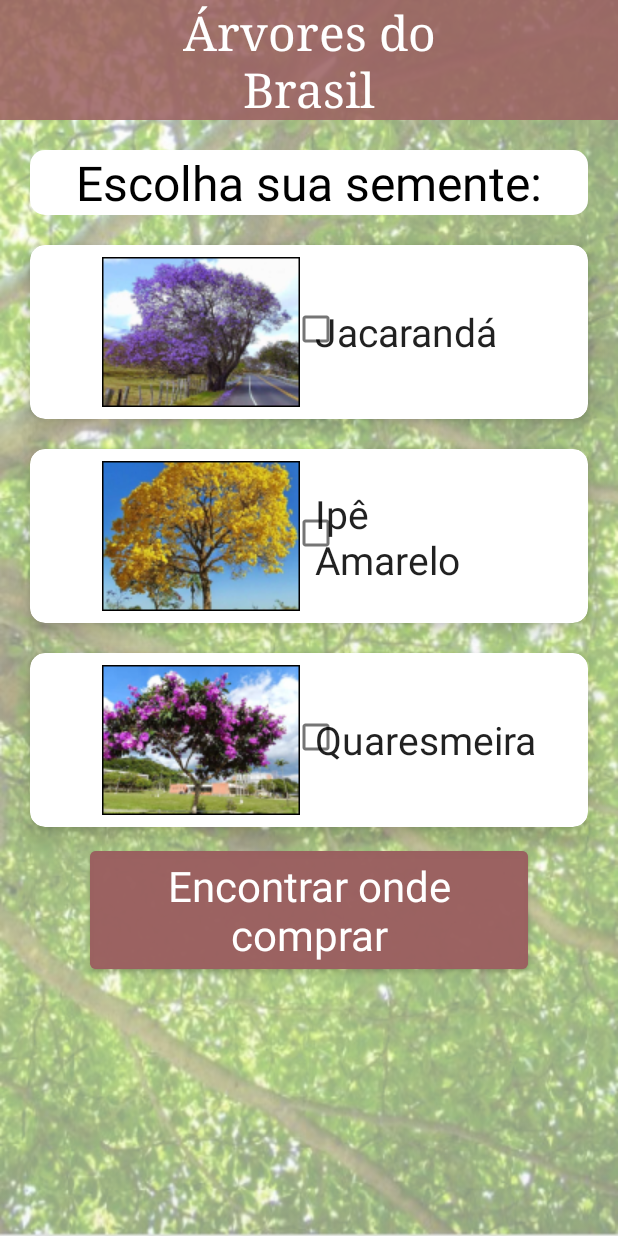
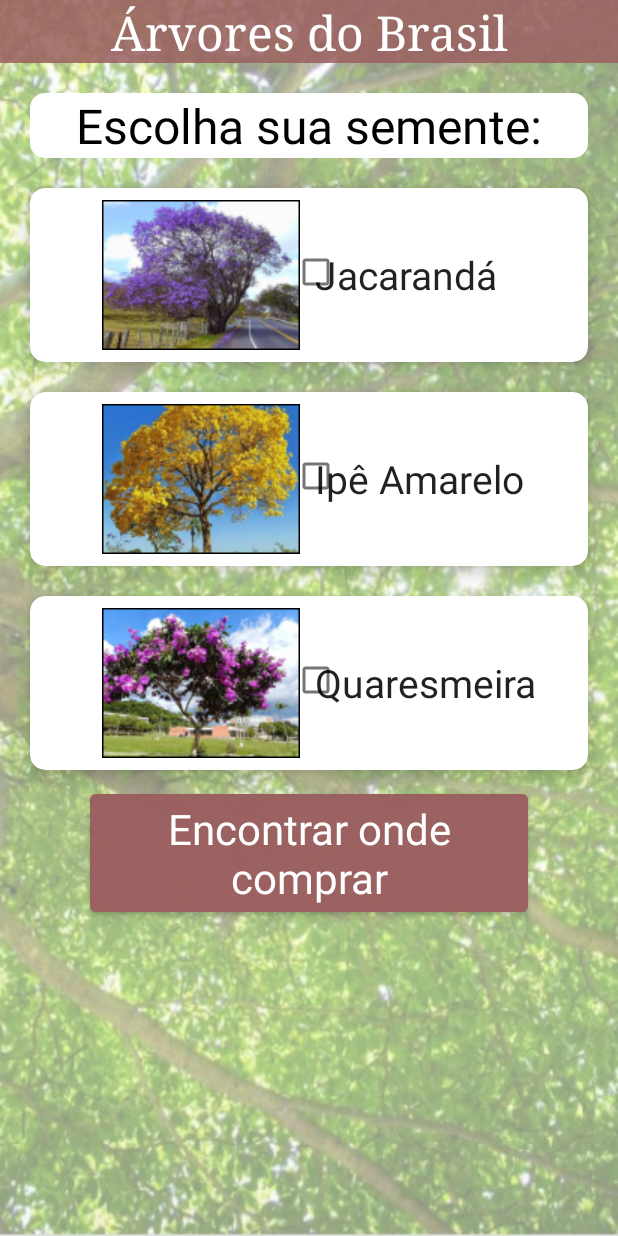
Before and after one commit to lucascoutinholc/AppPlanteUmaArvore, an Android app: the SegundaActivity screen opened directly, with no data from a screen before it, on a phone screen of 412 x 824 dp. Run offline under Robolectric (Android 15) with nearby library versions, the phone set to English and light mode, and no system bars.

Commit message:
Improve properties in second layout

```diff
--- a/app/src/main/res/layout/activity_segunda.xml
+++ b/app/src/main/res/layout/activity_segunda.xml
@@ -12,7 +12,7 @@
 
     <LinearLayout
         android:layout_width="match_parent"
-        android:layout_height="match_parent"
+        android:layout_height="wrap_content"
         android:orientation="vertical">
 
         <TextView
@@ -21,20 +21,20 @@
             android:background="@color/marrom"
             android:fontFamily="serif"
             android:gravity="center"
-            android:text="Árvores do\nBrasil"
+            android:text="@string/rvores_do_brasil"
             android:textAppearance="@style/TextAppearance.AppCompat.Large"
             android:textColor="@color/white"
-            android:textSize="32dp" />
+            android:textSize="32sp"/>
 
         <TextView
             android:layout_width="match_parent"
             android:layout_height="wrap_content"
             android:fontFamily="sans-serif"
             android:gravity="center"
-            android:text="Escolha sua semente:"
+            android:text="@string/escolha_sua_semente"
             android:textAppearance="@style/TextAppearance.AppCompat.Large"
             android:textColor="@color/black"
-            android:textSize="32dp"
+            android:textSize="32sp"
             android:background="@drawable/campos"
             android:layout_marginTop="20dp"
             android:layout_marginLeft="20dp"
@@ -55,22 +55,23 @@
                 android:layout_width="match_parent"
                 android:layout_height="wrap_content"
                 android:layout_marginTop="32dp"
-                android:layout_marginLeft="10dp"/>
+                android:layout_marginStart="10dp"/>
 
             <ImageView
                 android:layout_width="wrap_content"
                 android:layout_height="wrap_content"
                 android:src="@drawable/jacaranda"
-                android:layout_marginLeft="40dp"
-                android:padding="8dp"/>
+                android:layout_marginStart="40dp"
+                android:padding="8dp"
+                android:contentDescription="@string/rvore_1"/>
 
             <TextView
                 android:layout_width="match_parent"
                 android:layout_height="wrap_content"
-                android:text="Jacarandá"
-                android:textSize="26dp"
+                android:text="@string/jacarand"
+                android:textSize="26sp"
                 android:textAppearance="@style/TextAppearance.AppCompat.Large"
-                android:layout_marginLeft="190dp"
+                android:layout_marginStart="190dp"
                 android:layout_marginTop="40dp"/>
 
         </androidx.cardview.widget.CardView>
@@ -90,23 +91,24 @@
                 android:layout_width="match_parent"
                 android:layout_height="wrap_content"
                 android:layout_marginTop="32dp"
-                android:layout_marginLeft="10dp"/>
+                android:layout_marginStart="10dp"/>
 
             <ImageView
                 android:layout_width="wrap_content"
                 android:layout_height="wrap_content"
                 android:src="@drawable/ipe"
-                android:layout_marginLeft="40dp"
-                android:padding="8dp"/>
+                android:layout_marginStart="40dp"
+                android:padding="8dp"
+                android:contentDescription="@string/rvore_2" />
 
             <TextView
                 android:layout_width="wrap_content"
                 android:layout_height="wrap_content"
-                android:layout_marginLeft="190dp"
-                android:layout_marginTop="25dp"
-                android:text="Ipê\nAmarelo"
+                android:layout_marginStart="190dp"
+                android:layout_marginTop="40dp"
+                android:text="@string/ip_amarelo"
                 android:textAppearance="@style/TextAppearance.AppCompat.Large"
-                android:textSize="26dp"/>
+                android:textSize="26sp"/>
 
         </androidx.cardview.widget.CardView>
 
@@ -125,23 +127,24 @@
                 android:layout_width="match_parent"
                 android:layout_height="wrap_content"
                 android:layout_marginTop="32dp"
-                android:layout_marginLeft="10dp"/>
+                android:layout_marginStart="10dp"/>
 
             <ImageView
                 android:layout_width="wrap_content"
                 android:layout_height="wrap_content"
                 android:src="@drawable/quaresmeira"
-                android:layout_marginLeft="40dp"
-                android:padding="8dp"/>
+                android:layout_marginStart="40dp"
+                android:padding="8dp"
+                android:contentDescription="@string/rvore_3"/>
 
             <TextView
                 android:layout_width="match_parent"
                 android:layout_height="wrap_content"
-                android:layout_marginLeft="190dp"
+                android:layout_marginStart="190dp"
                 android:layout_marginTop="40dp"
-                android:text="Quaresmeira"
+                android:text="@string/quaresmeira"
                 android:textAppearance="@style/TextAppearance.AppCompat.Large"
-                android:textSize="26dp"/>
+                android:textSize="26sp"/>
 
         </androidx.cardview.widget.CardView>
 
@@ -153,9 +156,9 @@
             android:layout_marginRight="60dp"
             android:layout_marginBottom="5dp"
             android:backgroundTint="@color/marrom"
-            android:text="Encontrar onde\ncomprar"
+            android:text="@string/encontrar_onde_comprar"
             android:textAppearance="@style/TextAppearance.AppCompat.Large"
-            android:textSize="28dp"
+            android:textSize="28sp"
             android:onClick="comprar"/>
 
     </LinearLayout>
--- a/app/src/main/res/values/strings.xml
+++ b/app/src/main/res/values/strings.xml
@@ -7,4 +7,13 @@
     <string name="senha">Senha</string>
     <string name="entrar">Entrar</string>
     <string name="desenvolvido_por_lucas_coutinho">Desenvolvido por Lucas Coutinho</string>
+    <string name="rvores_do_brasil">Árvores do Brasil</string>
+    <string name="escolha_sua_semente">Escolha sua semente:</string>
+    <string name="jacarand">Jacarandá</string>
+    <string name="rvore_1">Árvore 1</string>
+    <string name="ip_amarelo">Ipê Amarelo</string>
+    <string name="rvore_2">Árvore 2</string>
+    <string name="quaresmeira">Quaresmeira</string>
+    <string name="rvore_3">Árvore 3</string>
+    <string name="encontrar_onde_comprar">Encontrar onde comprar</string>
 </resources>
```
